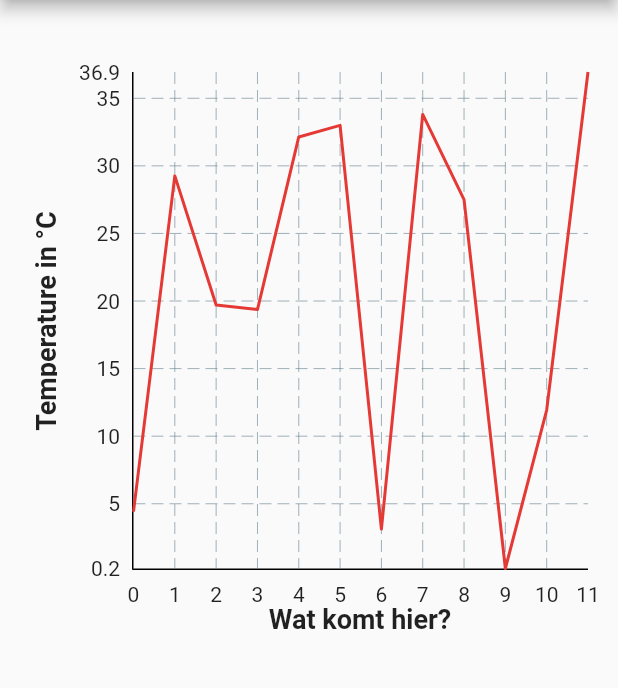
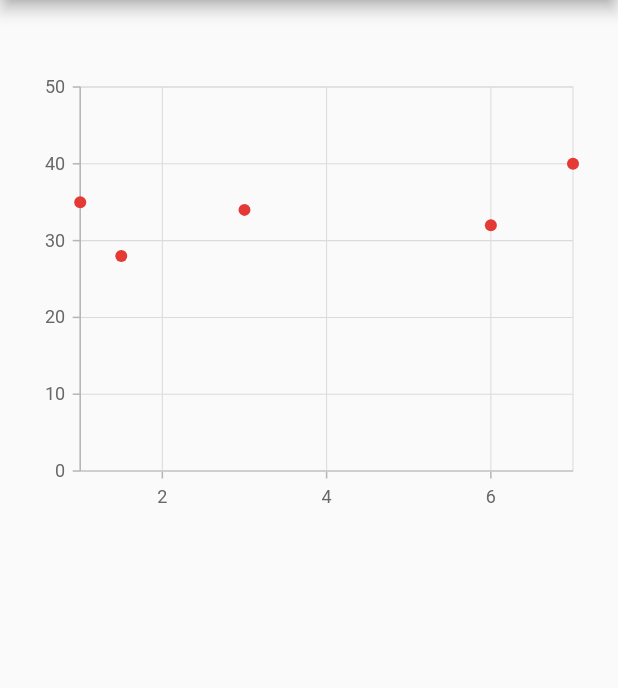
Before and after one commit to gekkegerard/airtastic, a Flutter app: the screen it shows after launch, on a phone screen of 412 x 824 dp, the part 84-772 px from its top. Run offline on Flutter 3.47's test engine with Material 2 defaults, Android fonts, the phone set to English and light mode, and no system bars; drawn by our look-alikes of fl_chart; our stand-ins replace syncfusion_flutter_charts.

Commit message:
FLChart lib vervangen met SyncFusion

```diff
--- a/lib/pages/Home.dart
+++ b/lib/pages/Home.dart
@@ -1,8 +1,6 @@
-// ignore: file_names
 import 'package:flutter/material.dart';
-import 'package:airtastic/widgets/line_chart_widget.dart';
-import 'package:airtastic/data/random_chart_data.dart';
 import 'package:airtastic/widgets/nav_bar.dart';
+import 'package:syncfusion_flutter_charts/charts.dart'; // https://help.syncfusion.com/flutter/backup/chart/getting-started
 
 class Home extends StatefulWidget {
   const Home({super.key});
@@ -28,10 +26,35 @@ class _HomeState extends State<Home> {
             child: Column(
               mainAxisAlignment: MainAxisAlignment.center,
               children: <Widget>[
-                LineChartWidget(generateRandomData()),
+                SfCartesianChart(
+                  // Initialize category axis with gap
+                  primaryXAxis: NumericAxis(),
+                  series: <ChartSeries>[
+                    // Initialize scatter series
+                    ScatterSeries<SalesData, double>(
+                      color: Colors.red[600],
+                      dataSource: [
+                        // Bind data source
+                        SalesData(1, 35),
+                        SalesData(1.5, 28),
+                        SalesData(3, 34),
+                        SalesData(6, 32),
+                        SalesData(7, 40)
+                      ],
+                      xValueMapper: (SalesData sales, _) => sales.year,
+                      yValueMapper: (SalesData sales, _) => sales.sales,
+                    )
+                  ],
+                ),
               ],
             ),
           ),
         ));
   }
 }
+
+class SalesData {
+  SalesData(this.year, this.sales);
+  final double year;
+  final double sales;
+}
--- /dev/null
+++ b/lib/pages/home_backup.dart
@@ -0,0 +1,37 @@
+// ignore: file_names
+import 'package:flutter/material.dart';
+import 'package:airtastic/widgets/line_chart_widget.dart';
+import 'package:airtastic/data/random_chart_data.dart';
+import 'package:airtastic/widgets/nav_bar.dart';
+
+class Home extends StatefulWidget {
+  const Home({super.key});
+
+  @override
+  State<Home> createState() => _HomeState();
+}
+
+class _HomeState extends State<Home> {
+  @override
+  Widget build(BuildContext context) {
+    return Scaffold(
+        drawer: const nav_bar(),
+        appBar: AppBar(
+          title: const Text('Airtastic'),
+          centerTitle: true,
+          backgroundColor: Colors.red[600],
+        ),
+        body: SingleChildScrollView(
+          child: Padding(
+            padding:
+                const EdgeInsets.symmetric(horizontal: 20.0, vertical: 48.0),
+            child: Column(
+              mainAxisAlignment: MainAxisAlignment.center,
+              children: <Widget>[
+                LineChartWidget(generateRandomData()),
+              ],
+            ),
+          ),
+        ));
+  }
+}
--- a/pubspec.yaml
+++ b/pubspec.yaml
@@ -37,6 +37,7 @@ dependencies:
   collection: ^1.15.0
   fl_chart: ^0.64.0
   http: ^1.1.0
+  syncfusion_flutter_charts: ^23.1.44
 
 dev_dependencies:
   flutter_test:
```
Also changed, not shown: pubspec.lock.
